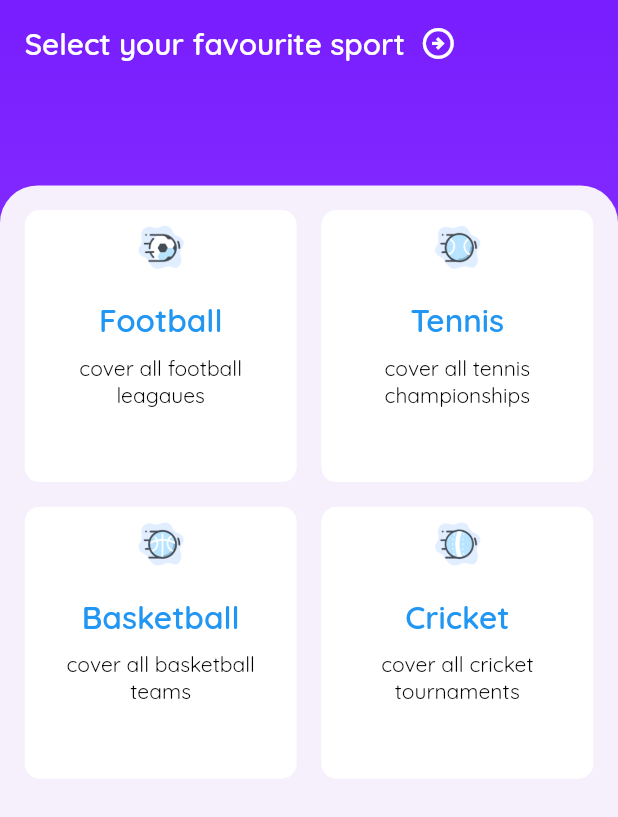
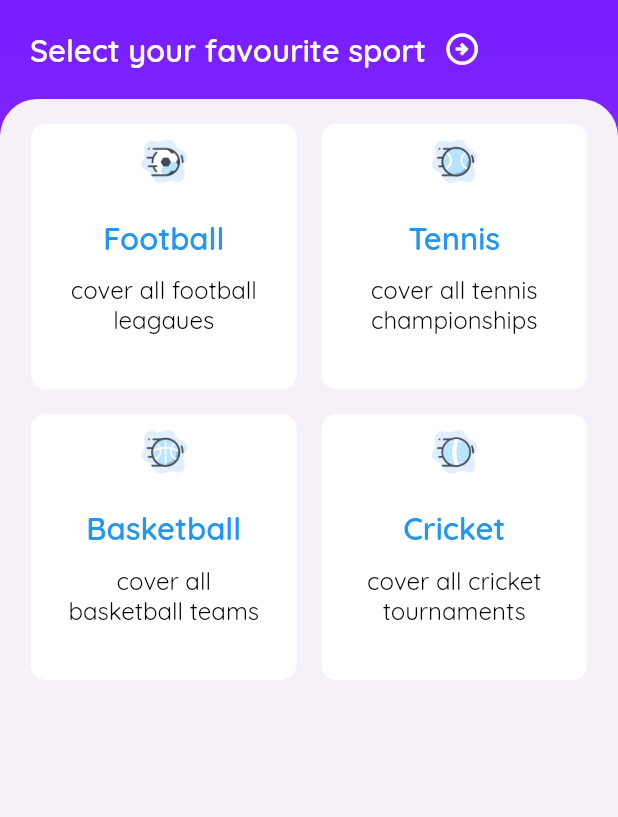
Before and after one commit to shalabycr7/sports_zone_app, a Flutter app: the screen it shows after launch, after a tap on "Skip", on a phone screen of 412 x 824 dp. Shown: the top 817 px of the screen. Run offline on Flutter 3.47's test engine with Material 2 defaults, Android fonts, the phone set to English and light mode, and no system bars; our stand-ins replace animated_splash_screen, bloc, blurrycontainer, cached_network_image, flutter_bloc, flutter_screenutil and 4 more; network calls fail.

Commit message:
fixed resposive

```diff
--- a/lib/main.dart
+++ b/lib/main.dart
@@ -1,6 +1,7 @@
 import 'package:animated_splash_screen/animated_splash_screen.dart';
 import 'package:flutter/material.dart';
 import 'package:flutter_bloc/flutter_bloc.dart';
+import 'package:flutter_screenutil/flutter_screenutil.dart';
 import 'package:shared_preferences/shared_preferences.dart';
 import 'package:sports_zone/data/cubits/Leagues_cubit/cubit/Leagues_cubit.dart';
 import 'package:sports_zone/data/cubits/countries_cubit/countires_cubit.dart';
@@ -31,7 +32,12 @@ class MyApp extends StatelessWidget {
           create: (context) => LeaguesCubit(),
         ),
       ],
-      child: MaterialApp(
+      child: ScreenUtilInit(
+        designSize: const Size(360, 690),
+        minTextAdapt: true,
+        splitScreenMode: true,
+        builder: (BuildContext context, Widget? child) {
+          return MaterialApp(
               debugShowCheckedModeBanner: false,
               title: 'Sports Zone',
               theme: ThemeData(primaryColor: const Color(0xFF6C63FF)),
@@ -42,10 +48,13 @@ class MyApp extends StatelessWidget {
                     size: 90,
                     color: Color(0xFF6C63FF),
                   ),
-              nextScreen:
-                  alreadySeen ? const HomeScreen() : const OnBoardingScreen(),
+                  nextScreen: alreadySeen
+                      ? const HomeScreen()
+                      : const OnBoardingScreen(),
                   splashTransition: SplashTransition.fadeTransition,
-              backgroundColor: const Color.fromARGB(255, 245, 240, 252))),
+                  backgroundColor: const Color.fromARGB(255, 245, 240, 252)));
+        },
+      ),
     );
   }
 }
--- a/lib/screens/home_screen.dart
+++ b/lib/screens/home_screen.dart
@@ -1,4 +1,5 @@
 import 'package:flutter/material.dart';
+import 'package:flutter_screenutil/flutter_screenutil.dart';
 import 'package:google_fonts/google_fonts.dart';
 import 'package:shared_preferences/shared_preferences.dart';
 import 'package:sports_zone/styles/gradient_decoration.dart';
@@ -25,62 +26,51 @@ class _HomeScreenState extends State<HomeScreen> {
 
   @override
   Widget build(BuildContext context) {
-    final double screenHeight = MediaQuery.of(context).size.height;
-    final double screenWidth = MediaQuery.of(context).size.width;
-
     return Scaffold(
         body: SafeArea(
-        child: Stack(
+      child: Container(
+          decoration: blueGradient,
+          child: Column(
             children: [
-            Container(
-              decoration: blueGradient,
-            ),
               Padding(
-              padding: EdgeInsets.symmetric(
-                vertical: screenHeight * 0.02,
-                horizontal: screenWidth * 0.04,
-              ),
+                padding: const EdgeInsets.all(20),
                 child: Row(
                   crossAxisAlignment: CrossAxisAlignment.start,
                   children: [
                     Text(
                       "Select your favourite sport",
                       style: GoogleFonts.quicksand(
-                      fontSize: screenHeight * 0.024,
+                        fontSize: 18.sp,
                         color: Colors.white,
                         fontWeight: FontWeight.w600,
                       ),
                     ),
-                  const SizedBox(
-                    width: 10,
+                    SizedBox(
+                      width: 10.w,
                     ),
-                  Icon(
-                    Icons.arrow_circle_right_outlined,
-                    color: Colors.white,
-                    size: screenHeight * 0.03,
-                  )
+                    Icon(Icons.arrow_circle_right_outlined,
+                        color: Colors.white, size: 22.sp)
                   ],
                 ),
               ),
-            Positioned(
-              bottom: 0,
+              Expanded(
                   child: Container(
-                padding: EdgeInsets.symmetric(
-                  vertical: screenHeight * 0.02,
-                  horizontal: screenWidth * 0.04,
-                ),
-                width: screenWidth,
-                height: screenHeight * 0.85,
+                      height: ScreenUtil().screenHeight * 4 / 5,
                       decoration: const BoxDecoration(
-                  color: Color.fromARGB(255, 245, 240, 252),
+                        color: Color.fromRGBO(246, 241, 248, 1),
                         borderRadius: BorderRadius.vertical(
                           top: Radius.circular(25),
                         ),
                       ),
+                      width: ScreenUtil().screenWidth,
+                      child: Padding(
+                        padding: EdgeInsets.symmetric(
+                            horizontal: ScreenUtil().screenWidth * 0.05,
+                            vertical: ScreenUtil().screenWidth * 0.04),
                         child: GridView.count(
-                  crossAxisCount: screenWidth > 600 ? 4 : 2,
-                  crossAxisSpacing: screenWidth * 0.04,
-                  mainAxisSpacing: screenWidth * 0.04,
+                          crossAxisCount: 2,
+                          crossAxisSpacing: ScreenUtil().screenWidth * 0.04,
+                          mainAxisSpacing: ScreenUtil().screenWidth * 0.04,
                           children: const [
                             CardCategory(
                               images: "assets/images/football_badge.png",
@@ -104,11 +94,9 @@ class _HomeScreenState extends State<HomeScreen> {
                             ),
                           ],
                         ),
-              ),
-            )
+                      ))),
             ],
-        ),
-      ),
-    );
+          )),
+    ));
   }
 }
--- a/lib/widgets/card_category.dart
+++ b/lib/widgets/card_category.dart
@@ -1,4 +1,5 @@
 import 'package:flutter/material.dart';
+import 'package:flutter_screenutil/flutter_screenutil.dart';
 import 'package:google_fonts/google_fonts.dart';
 import 'package:sports_zone/screens/countres_screen.dart';
 
@@ -61,18 +62,18 @@ class CardCategory extends StatelessWidget {
                 fit: BoxFit.cover,
               ),
             ),
-            const SizedBox(height: 10),
+            SizedBox(height: 10.h),
             Flexible(
               child: Text(
                 sportName,
                 style: GoogleFonts.quicksand(
-                  fontSize: 21,
+                  fontSize: 18.sp,
                   color: Colors.blue,
                   fontWeight: FontWeight.w600,
                 ),
               ),
             ),
-            const SizedBox(height: 10),
+            SizedBox(height: 10.h),
             Flexible(
               child: Padding(
                 padding: const EdgeInsets.symmetric(horizontal: 20),
@@ -80,13 +81,12 @@ class CardCategory extends StatelessWidget {
                   brief,
                   textAlign: TextAlign.center,
                   style: GoogleFonts.quicksand(
-                    fontSize: 14,
+                    fontSize: 14.sp,
                     color: Colors.black,
                   ),
                 ),
               ),
             ),
-            const SizedBox(height: 10),
           ],
         ),
       ),
--- a/pubspec.yaml
+++ b/pubspec.yaml
@@ -21,6 +21,8 @@ dependencies:
   bloc: ^8.1.2
   flutter_bloc: ^8.1.3
   cached_network_image: ^3.2.3
+  blurrycontainer: ^1.0.2
+  flutter_screenutil: ^5.8.4
 
 dev_dependencies:
   flutter_test:
```
Also changed, not shown: lib/screens/countres_screen.dart (+39 -42 lines), pubspec.lock. Lines whose indentation alone changed are shown as unchanged.
